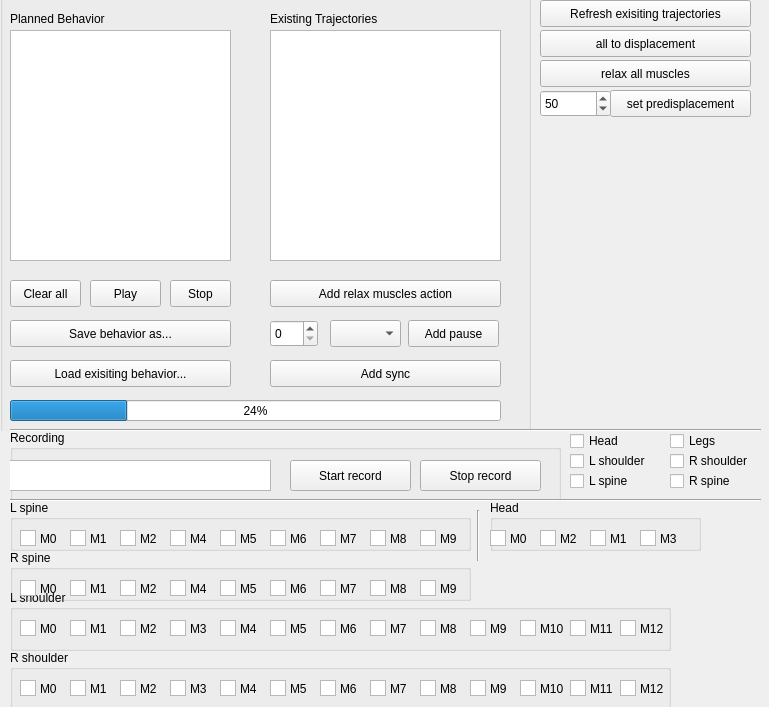
Roboy/roboy_rqt_plugins, file roboy_trajectories_control/resource/roboy_trajectories_control.ui: the form before one commit.
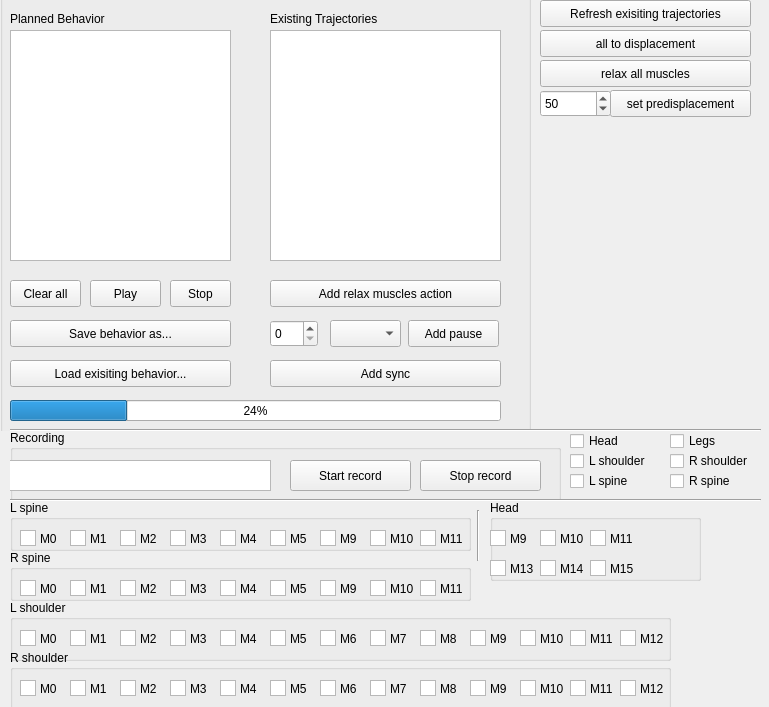
The form after the commit.

Commit message: with new active motors

The edit to the form file:
```diff
--- a/roboy_trajectories_control/resource/roboy_trajectories_control.ui
+++ b/roboy_trajectories_control/resource/roboy_trajectories_control.ui
@@ -270,8 +270,8 @@
      <string>&lt;!DOCTYPE HTML PUBLIC &quot;-//W3C//DTD HTML 4.0//EN&quot; &quot;http://www.w3.org/TR/REC-html40/strict.dtd&quot;&gt;
 &lt;html&gt;&lt;head&gt;&lt;meta name=&quot;qrichtext&quot; content=&quot;1&quot; /&gt;&lt;style type=&quot;text/css&quot;&gt;
 p, li { white-space: pre-wrap; }
-&lt;/style&gt;&lt;/head&gt;&lt;body style=&quot; font-family:'Sans Serif'; font-size:9pt; font-weight:400; font-style:normal;&quot;&gt;
-&lt;p style=&quot;-qt-paragraph-type:empty; margin-top:0px; margin-bottom:0px; margin-left:0px; margin-right:0px; -qt-block-indent:0; text-indent:0px; font-family:'Ubuntu'; font-size:11pt;&quot;&gt;&lt;br /&gt;&lt;/p&gt;&lt;/body&gt;&lt;/html&gt;</string>
+&lt;/style&gt;&lt;/head&gt;&lt;body style=&quot; font-family:'Ubuntu'; font-size:11pt; font-weight:400; font-style:normal;&quot;&gt;
+&lt;p style=&quot;-qt-paragraph-type:empty; margin-top:0px; margin-bottom:0px; margin-left:0px; margin-right:0px; -qt-block-indent:0; text-indent:0px;&quot;&gt;&lt;br /&gt;&lt;/p&gt;&lt;/body&gt;&lt;/html&gt;</string>
     </property>
    </widget>
    <widget class="QPushButton" name="startRecord">
@@ -333,7 +333,7 @@
      <x>490</x>
      <y>500</y>
      <width>211</width>
-     <height>51</height>
+     <height>81</height>
     </rect>
    </property>
    <property name="title">
@@ -344,15 +344,15 @@
      <rect>
       <x>20</x>
       <y>30</y>
-      <width>21</width>
+      <width>31</width>
       <height>17</height>
      </rect>
     </property>
     <property name="text">
-     <string>M0</string>
+     <string>M9</string>
     </property>
    </widget>
-   <widget class="QGraphicsView" name="head_m0">
+   <widget class="QGraphicsView" name="head_m9">
     <property name="geometry">
      <rect>
       <x>0</x>
@@ -365,7 +365,7 @@
      <string>test</string>
     </property>
    </widget>
-   <widget class="QGraphicsView" name="head_m2">
+   <widget class="QGraphicsView" name="head_m11">
     <property name="geometry">
      <rect>
       <x>100</x>
@@ -385,14 +385,14 @@
      </rect>
     </property>
     <property name="text">
-     <string>M1</string>
+     <string>M11</string>
     </property>
    </widget>
-   <widget class="QGraphicsView" name="head_m3">
+   <widget class="QGraphicsView" name="head_m13">
     <property name="geometry">
      <rect>
-      <x>150</x>
-      <y>30</y>
+      <x>0</x>
+      <y>60</y>
       <width>16</width>
       <height>16</height>
      </rect>
@@ -408,10 +408,10 @@
      </rect>
     </property>
     <property name="text">
-     <string>M2</string>
+     <string>M10</string>
     </property>
    </widget>
-   <widget class="QGraphicsView" name="head_m1">
+   <widget class="QGraphicsView" name="head_m10">
     <property name="geometry">
      <rect>
       <x>50</x>
@@ -424,14 +424,14 @@
    <widget class="QLabel" name="label_11">
     <property name="geometry">
      <rect>
-      <x>170</x>
-      <y>30</y>
+      <x>20</x>
+      <y>60</y>
       <width>31</width>
       <height>17</height>
      </rect>
     </property>
     <property name="text">
-     <string>M3</string>
+     <string>M13</string>
     </property>
    </widget>
   </widget>
@@ -439,7 +439,7 @@
    <property name="geometry">
     <rect>
      <x>10</x>
-     <y>590</y>
+     <y>600</y>
      <width>661</width>
      <height>61</height>
     </rect>
@@ -1140,7 +1140,7 @@
      </rect>
     </property>
    </widget>
-   <widget class="QGraphicsView" name="spine_left_m5">
+   <widget class="QGraphicsView" name="spine_left_m4">
     <property name="geometry">
      <rect>
       <x>210</x>
@@ -1160,7 +1160,7 @@
      </rect>
     </property>
     <property name="text">
-     <string>M4</string>
+     <string>M3</string>
     </property>
    </widget>
    <widget class="QLabel" name="label_76">
@@ -1173,10 +1173,10 @@
      </rect>
     </property>
     <property name="text">
-     <string>M6</string>
+     <string>M5</string>
     </property>
    </widget>
-   <widget class="QGraphicsView" name="spine_left_m6">
+   <widget class="QGraphicsView" name="spine_left_m5">
     <property name="geometry">
      <rect>
       <x>260</x>
@@ -1196,10 +1196,10 @@
      </rect>
     </property>
     <property name="text">
-     <string>M5</string>
+     <string>M4</string>
     </property>
    </widget>
-   <widget class="QGraphicsView" name="spine_left_m4">
+   <widget class="QGraphicsView" name="spine_left_m3">
     <property name="geometry">
      <rect>
       <x>160</x>
@@ -1209,7 +1209,7 @@
      </rect>
     </property>
    </widget>
-   <widget class="QGraphicsView" name="spine_left_m8">
+   <widget class="QGraphicsView" name="spine_left_m10">
     <property name="geometry">
      <rect>
       <x>360</x>
@@ -1229,7 +1229,7 @@
      </rect>
     </property>
     <property name="text">
-     <string>M7</string>
+     <string>M9</string>
     </property>
    </widget>
    <widget class="QLabel" name="label_79">
@@ -1242,10 +1242,10 @@
      </rect>
     </property>
     <property name="text">
-     <string>M9</string>
+     <string>M11</string>
     </property>
    </widget>
-   <widget class="QGraphicsView" name="spine_left_m9">
+   <widget class="QGraphicsView" name="spine_left_m11">
     <property name="geometry">
      <rect>
       <x>410</x>
@@ -1265,10 +1265,10 @@
      </rect>
     </property>
     <property name="text">
-     <string>M8</string>
+     <string>M10</string>
     </property>
    </widget>
-   <widget class="QGraphicsView" name="spine_left_m7">
+   <widget class="QGraphicsView" name="spine_left_m9">
     <property name="geometry">
      <rect>
       <x>310</x>
@@ -1360,19 +1360,19 @@
      </rect>
     </property>
    </widget>
+   <widget class="QGraphicsView" name="spine_right_m3">
+    <property name="geometry">
+     <rect>
+      <x>160</x>
+      <y>30</y>
+      <width>16</width>
+      <height>16</height>
+     </rect>
+    </property>
+   </widget>
    <widget class="QGraphicsView" name="spine_right_m4">
     <property name="geometry">
      <rect>
-      <x>160</x>
-      <y>30</y>
-      <width>16</width>
-      <height>16</height>
-     </rect>
-    </property>
-   </widget>
-   <widget class="QGraphicsView" name="spine_right_m5">
-    <property name="geometry">
-     <rect>
       <x>210</x>
       <y>30</y>
       <width>16</width>
@@ -1390,7 +1390,7 @@
      </rect>
     </property>
     <property name="text">
-     <string>M5</string>
+     <string>M4</string>
     </property>
    </widget>
    <widget class="QLabel" name="label_82">
@@ -1403,10 +1403,10 @@
      </rect>
     </property>
     <property name="text">
-     <string>M4</string>
+     <string>M3</string>
     </property>
    </widget>
-   <widget class="QGraphicsView" name="spine_right_m6">
+   <widget class="QGraphicsView" name="spine_right_m5">
     <property name="geometry">
      <rect>
       <x>260</x>
@@ -1426,10 +1426,10 @@
      </rect>
     </property>
     <property name="text">
-     <string>M6</string>
+     <string>M5</string>
     </property>
    </widget>
-   <widget class="QGraphicsView" name="spine_right_m7">
+   <widget class="QGraphicsView" name="spine_right_m9">
     <property name="geometry">
      <rect>
       <x>310</x>
@@ -1439,7 +1439,7 @@
      </rect>
     </property>
    </widget>
-   <widget class="QGraphicsView" name="spine_right_m8">
+   <widget class="QGraphicsView" name="spine_right_m10">
     <property name="geometry">
      <rect>
       <x>360</x>
@@ -1459,7 +1459,7 @@
      </rect>
     </property>
     <property name="text">
-     <string>M8</string>
+     <string>M10</string>
     </property>
    </widget>
    <widget class="QLabel" name="label_85">
@@ -1472,10 +1472,10 @@
      </rect>
     </property>
     <property name="text">
-     <string>M7</string>
+     <string>M9</string>
     </property>
    </widget>
-   <widget class="QGraphicsView" name="spine_right_m9">
+   <widget class="QGraphicsView" name="spine_right_m11">
     <property name="geometry">
      <rect>
       <x>410</x>
@@ -1495,7 +1495,7 @@
      </rect>
     </property>
     <property name="text">
-     <string>M9</string>
+     <string>M11</string>
     </property>
    </widget>
   </widget>
@@ -1676,6 +1676,52 @@
     <number>50</number>
    </property>
   </widget>
+  <widget class="QGraphicsView" name="head_m14">
+   <property name="geometry">
+    <rect>
+     <x>540</x>
+     <y>560</y>
+     <width>16</width>
+     <height>16</height>
+    </rect>
+   </property>
+  </widget>
+  <widget class="QLabel" name="label_12">
+   <property name="geometry">
+    <rect>
+     <x>560</x>
+     <y>560</y>
+     <width>31</width>
+     <height>17</height>
+    </rect>
+   </property>
+   <property name="text">
+    <string>M14</string>
+   </property>
+  </widget>
+  <widget class="QGraphicsView" name="head_m15">
+   <property name="geometry">
+    <rect>
+     <x>590</x>
+     <y>560</y>
+     <width>16</width>
+     <height>16</height>
+    </rect>
+   </property>
+  </widget>
+  <widget class="QLabel" name="label_13">
+   <property name="geometry">
+    <rect>
+     <x>610</x>
+     <y>560</y>
+     <width>31</width>
+     <height>17</height>
+    </rect>
+   </property>
+   <property name="text">
+    <string>M15</string>
+   </property>
+  </widget>
  </widget>
  <layoutdefault spacing="6" margin="11"/>
  <resources/>
```
The commit also changes 2 other files.
